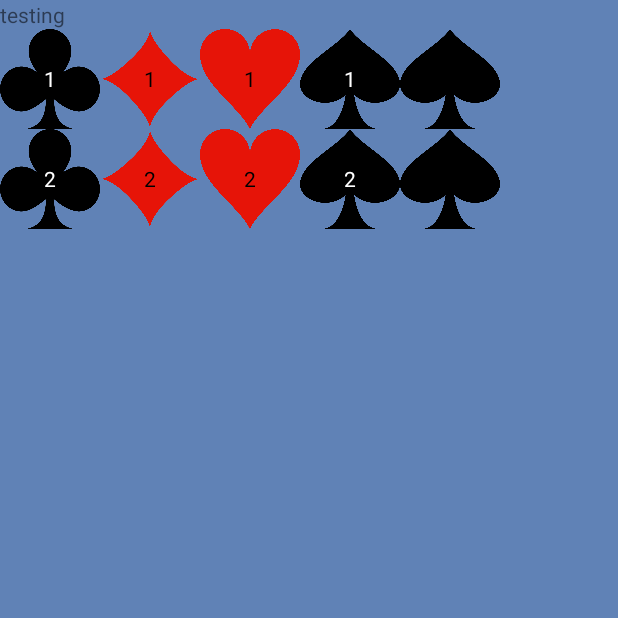
After one commit to JaredjWilliams/BridgeBid-Kotlin, an Android app built with Jetpack Compose: the BidScreenActivity screen opened directly, with no data from a screen before it, on a phone screen of 412 x 824 dp, the top half of it. The commit adds this screen. Run offline under Robolectric (Android 15) with nearby library versions, the phone set to English and light mode, and no system bars.

Commit message:
1: Added routing to bid screen. Added grid view for bids

```diff
--- a/app/src/main/AndroidManifest.xml
+++ b/app/src/main/AndroidManifest.xml
@@ -29,6 +29,10 @@
             android:screenOrientation="portrait"
             android:label=""/>
 
+        <activity android:name=".modules.bidscreen.BidScreenActivity"
+            android:screenOrientation="portrait"
+            android:label=""/>
+
     </application>
 
 </manifest>
--- /dev/null
+++ b/app/src/main/java/com/example/bridgeapp/enums/Bid.kt
@@ -0,0 +1,16 @@
+package com.example.bridgeapp.enums
+
+import com.example.bridgeapp.R
+
+enum class Bid(val suit: Suit, val image: Int, val value: Int) {
+    ONE_CLUBS(Suit.CLUBS, R.drawable.card_suit_clubs, 1),
+    ONE_DIAMONDS(Suit.DIAMONDS, R.drawable.card_suit_diamonds, 1),
+    ONE_HEARTS(Suit.HEARTS, R.drawable.card_suit_heats, 1),
+    ONE_SPADES(Suit.SPADES, R.drawable.card_suit_spades, 1),
+    ONE_NO_TRUMPS(Suit.NO_TRUMP, R.drawable.card_suit_spades, 1),
+    TWO_CLUBS(Suit.CLUBS, R.drawable.card_suit_clubs, 2),
+    TWO_DIAMOND(Suit.DIAMONDS, R.drawable.card_suit_diamonds, 2),
+    TWO_HEARTS(Suit.HEARTS, R.drawable.card_suit_heats, 2),
+    TWO_SPADES(Suit.SPADES, R.drawable.card_suit_spades, 2),
+    TWO_NO_TRUMP(Suit.NO_TRUMP, R.drawable.card_suit_spades, 2)
+}
--- a/app/src/main/java/com/example/bridgeapp/enums/Suit.kt
+++ b/app/src/main/java/com/example/bridgeapp/enums/Suit.kt
@@ -4,5 +4,6 @@ enum class Suit {
     CLUBS,
     DIAMONDS,
     HEARTS,
-    SPADES
+    SPADES,
+    NO_TRUMP
 }
--- /dev/null
+++ b/app/src/main/java/com/example/bridgeapp/modules/bidscreen/BidScreenActivity.kt
@@ -0,0 +1,71 @@
+package com.example.bridgeapp.modules.bidscreen
+
+import android.os.Bundle
+import android.view.Gravity
+import android.view.View
+import android.view.ViewGroup
+import android.widget.GridLayout
+import android.widget.GridView
+import android.widget.ImageView
+import android.widget.TextView
+import androidx.activity.ComponentActivity
+import androidx.core.content.ContextCompat
+import com.example.bridgeapp.R
+import com.example.bridgeapp.enums.Bid
+import com.example.bridgeapp.enums.Suit
+import android.graphics.Color
+
+class BidScreenActivity : ComponentActivity(), BidScreenInterface {
+
+    private lateinit var gridView : GridLayout
+
+    override fun onCreate(savedInstanceState: Bundle?) {
+        super.onCreate(savedInstanceState)
+        getPresenter()
+
+        setContentView(R.layout.activity_bid_screen)
+
+        setView()
+
+        initializeBidGridView()
+
+
+    }
+
+    private fun getPresenter() {
+
+    }
+
+    private fun setView() {
+        gridView = findViewById(R.id.bid_grid_view)
+    }
+
+    private fun initializeBidGridView() {
+        var bids = enumValues<Bid>()
+        val params = ViewGroup.MarginLayoutParams(100, 100)
+        params.setMargins(10, 10, 10, 10)
+
+        bids.forEach { bid: Bid ->
+            initializeBidCard(bid, params)
+        }
+    }
+
+    private fun initializeBidCard(bid: Bid, params: ViewGroup.LayoutParams) {
+        var bidImage = TextView(this)
+        var blackImages = listOf(Suit.SPADES, Suit.CLUBS)
+
+        bidImage.setPadding(10,10,10,10)
+        bidImage.background = ContextCompat.getDrawable(this, bid.image)
+        bidImage.layoutParams = params
+        bidImage.elevation = 4.0f
+        bidImage.text = "" + bid.value
+        bidImage.gravity = Gravity.CENTER
+        bidImage.setTextColor(if (blackImages.contains(bid.suit)) Color.WHITE else Color.BLACK)
+
+        bidImage.setOnClickListener {
+
+        }
+
+        gridView.addView(bidImage)
+    }
+}
--- /dev/null
+++ b/app/src/main/java/com/example/bridgeapp/modules/bidscreen/BidScreenInterface.kt
@@ -0,0 +1,4 @@
+package com.example.bridgeapp.modules.bidscreen
+
+interface BidScreenInterface {
+}
--- a/app/src/main/java/com/example/bridgeapp/modules/cardSelection/CardSelectionActivity.kt
+++ b/app/src/main/java/com/example/bridgeapp/modules/cardSelection/CardSelectionActivity.kt
@@ -1,5 +1,6 @@
 package com.example.bridgeapp.modules.cardSelection
 
+import android.content.Intent
 import android.graphics.Color
 import android.os.Bundle
 import android.util.Log
@@ -14,6 +15,7 @@ import com.example.bridgeapp.R
 import com.example.bridgeapp.enums.Player
 import com.example.bridgeapp.enums.PlayingCard
 import com.example.bridgeapp.enums.Suit
+import com.example.bridgeapp.modules.bidscreen.BidScreenActivity
 
 class CardSelectionActivity : ComponentActivity(), CardSelectionInterface {
 
@@ -41,8 +43,10 @@ class CardSelectionActivity : ComponentActivity(), CardSelectionInterface {
         setViews()
 
         updateCardSelection(currentSuit, false)
+
         initializeSuitLayout()
         initializeRadioButtons()
+        initializeNextButton()
 
         presenter.updatePointViews()
     }
@@ -141,6 +145,13 @@ class CardSelectionActivity : ComponentActivity(), CardSelectionInterface {
         }
     }
 
+    private fun initializeNextButton() {
+        nextButton.setOnClickListener {
+            val bidScreenActivity = Intent(this, BidScreenActivity::class.java)
+            startActivity(bidScreenActivity)
+        }
+    }
+
     private fun initializeSuitSelectionImage(id : Int, image : Int, suit: Suit) {
         val suitImage = findViewById<ImageView>(id)
 
--- /dev/null
+++ b/app/src/main/res/layout/activity_bid_screen.xml
@@ -0,0 +1,24 @@
+<?xml version="1.0" encoding="utf-8"?>
+<LinearLayout xmlns:android="http://schemas.android.com/apk/res/android"
+    android:orientation="vertical"
+    android:background="#6082B6"
+    android:layout_width="match_parent"
+    android:layout_height="match_parent">
+
+    <TextView
+        android:layout_width="match_parent"
+        android:layout_height="wrap_content"
+        android:text="testing"/>
+
+    <GridLayout
+        android:id="@+id/bid_grid_view"
+        android:layout_width="wrap_content"
+        android:layout_height="wrap_content"
+        android:gravity="center_horizontal"
+        android:rowCount="7"
+        android:columnCount="5">
+
+
+    </GridLayout>
+
+</LinearLayout>
--- a/build.gradle
+++ b/build.gradle
@@ -1,6 +1,6 @@
 // Top-level build file where you can add configuration options common to all sub-projects/modules.
 plugins {
-    id 'com.android.application' version '8.0.1' apply false
-    id 'com.android.library' version '8.0.1' apply false
+    id 'com.android.application' version '7.3.0' apply false
+    id 'com.android.library' version '7.3.0' apply false
     id 'org.jetbrains.kotlin.android' version '1.7.20' apply false
 }
```
